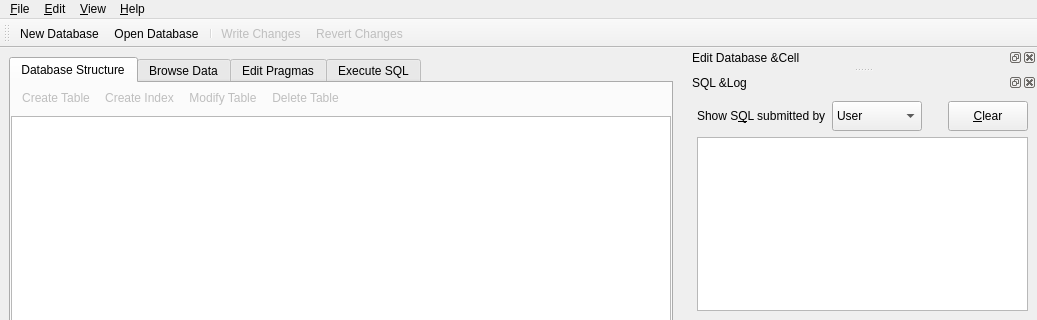
This is src/MainWindow.ui in sqlitebrowser/sqlitebrowser as Qt 5 draws it before an edit; both pictures show x 0 to 1037 and y 0 to 320 of the 1037 by 630 pixel window. The edited form follows.
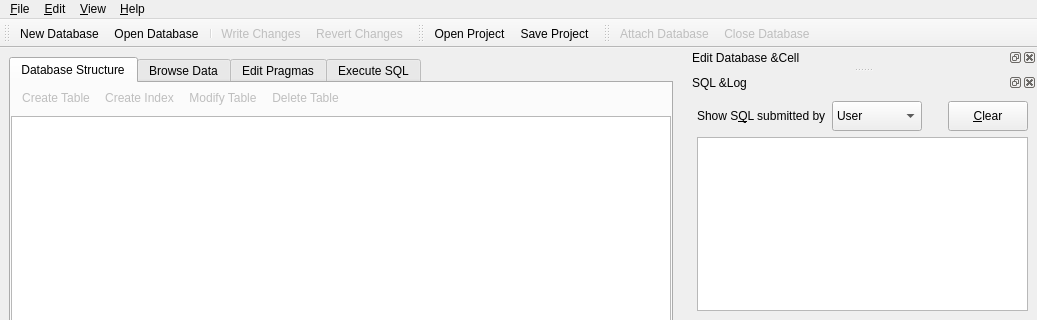
This is the edited form. Icons and pictures are not drawn. Custom widgets are drawn as their Qt base class.

Commit message: New toolbars, new action icons and toolbar style preference

What changed in the file:
```diff
--- a/src/MainWindow.ui
+++ b/src/MainWindow.ui
@@ -959,7 +959,7 @@
     <string>DB Toolbar</string>
    </property>
    <property name="toolButtonStyle">
-    <enum>Qt::ToolButtonTextBesideIcon</enum>
+    <enum>Qt::ToolButtonIconOnly</enum>
    </property>
    <attribute name="toolBarArea">
     <enum>TopToolBarArea</enum>
@@ -1140,6 +1140,44 @@
    </attribute>
    <widget class="QWidget" name="dockWidgetContents_5"/>
   </widget>
+  <widget class="QToolBar" name="toolbarProject">
+   <property name="windowTitle">
+    <string>Project Toolbar</string>
+   </property>
+   <property name="toolButtonStyle">
+    <enum>Qt::ToolButtonIconOnly</enum>
+   </property>
+   <attribute name="toolBarArea">
+    <enum>TopToolBarArea</enum>
+   </attribute>
+   <attribute name="toolBarBreak">
+    <bool>false</bool>
+   </attribute>
+   <addaction name="actionOpenProject"/>
+   <addaction name="actionSaveProject"/>
+  </widget>
+  <widget class="QToolBar" name="toolbarExtraDB">
+   <property name="enabled">
+    <bool>true</bool>
+   </property>
+   <property name="windowTitle">
+    <string>Extra DB toolbar</string>
+   </property>
+   <property name="toolTip">
+    <string>Close the current database file</string>
+   </property>
+   <property name="toolButtonStyle">
+    <enum>Qt::ToolButtonIconOnly</enum>
+   </property>
+   <attribute name="toolBarArea">
+    <enum>TopToolBarArea</enum>
+   </attribute>
+   <attribute name="toolBarBreak">
+    <bool>false</bool>
+   </attribute>
+   <addaction name="fileAttachAction"/>
+   <addaction name="fileCloseAction"/>
+  </widget>
   <action name="fileNewAction">
    <property name="icon">
     <iconset resource="icons/icons.qrc">
```
Left out of the diff: 130 changed lines with no effect on the pictures. The commit also changes 7 other files.
